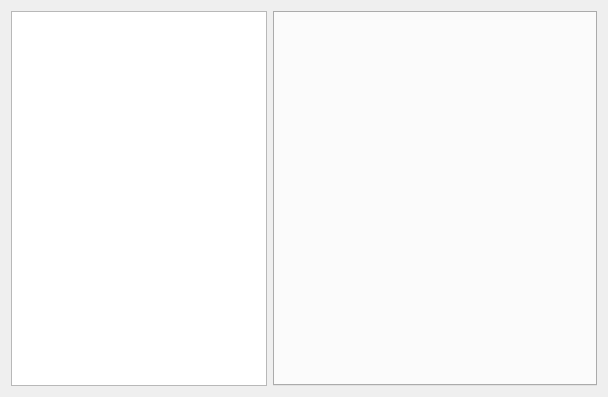
This is retroshare-gui/src/gui/ChatLobbyWidget.ui in RetroShare/RetroShare as Qt 5 draws it before an edit. The edited form follows.
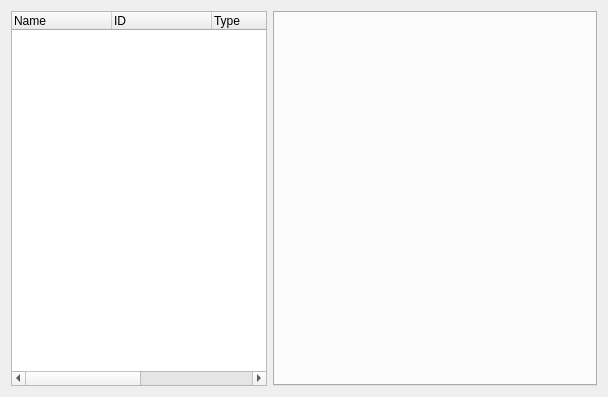
This is the edited form.

Commit message: improved gui of chat lobby

```diff
--- a/retroshare-gui/src/gui/ChatLobbyWidget.ui
+++ b/retroshare-gui/src/gui/ChatLobbyWidget.ui
@@ -15,13 +15,38 @@
   </property>
   <layout class="QHBoxLayout" name="horizontalLayout">
    <item>
-    <widget class="QTableWidget" name="_lobby_table_TW">
+    <widget class="QTreeWidget" name="_lobby_table_TW">
      <property name="sizePolicy">
       <sizepolicy hsizetype="Maximum" vsizetype="Expanding">
        <horstretch>0</horstretch>
        <verstretch>0</verstretch>
       </sizepolicy>
      </property>
+     <column>
+      <property name="text">
+       <string>Name</string>
+      </property>
+     </column>
+     <column>
+      <property name="text">
+       <string>ID</string>
+      </property>
+     </column>
+     <column>
+      <property name="text">
+       <string>Type</string>
+      </property>
+     </column>
+     <column>
+      <property name="text">
+       <string>Count</string>
+      </property>
+     </column>
+     <column>
+      <property name="text">
+       <string>S</string>
+      </property>
+     </column>
     </widget>
    </item>
    <item>
```
The commit also changes 1 other file.
